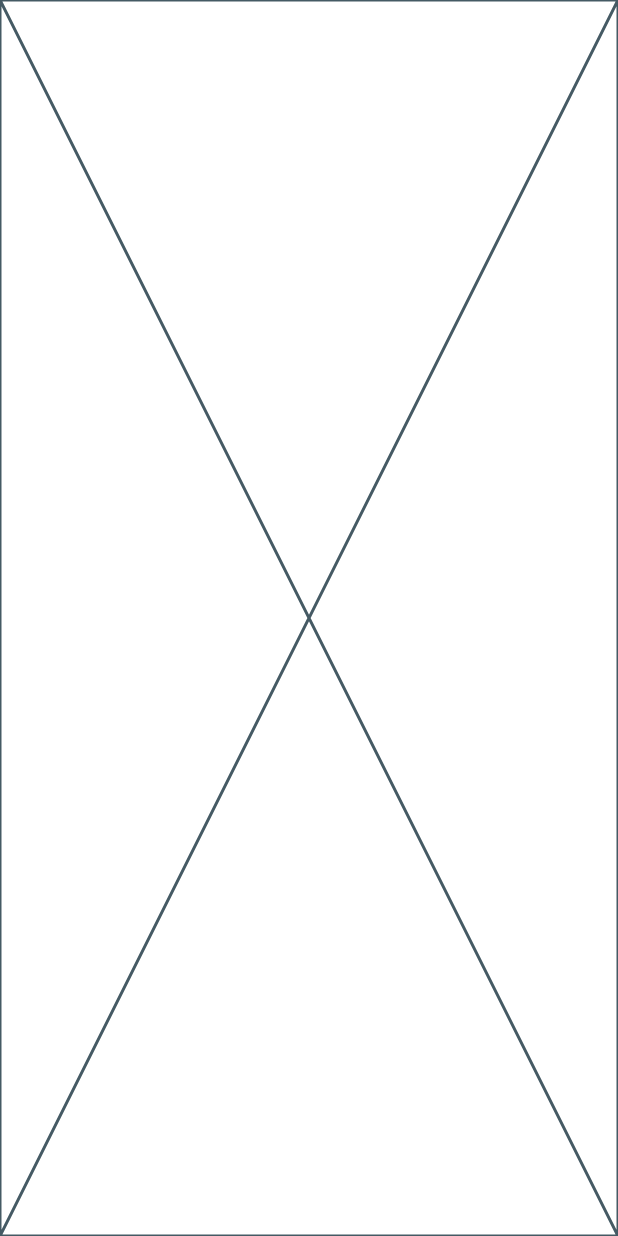
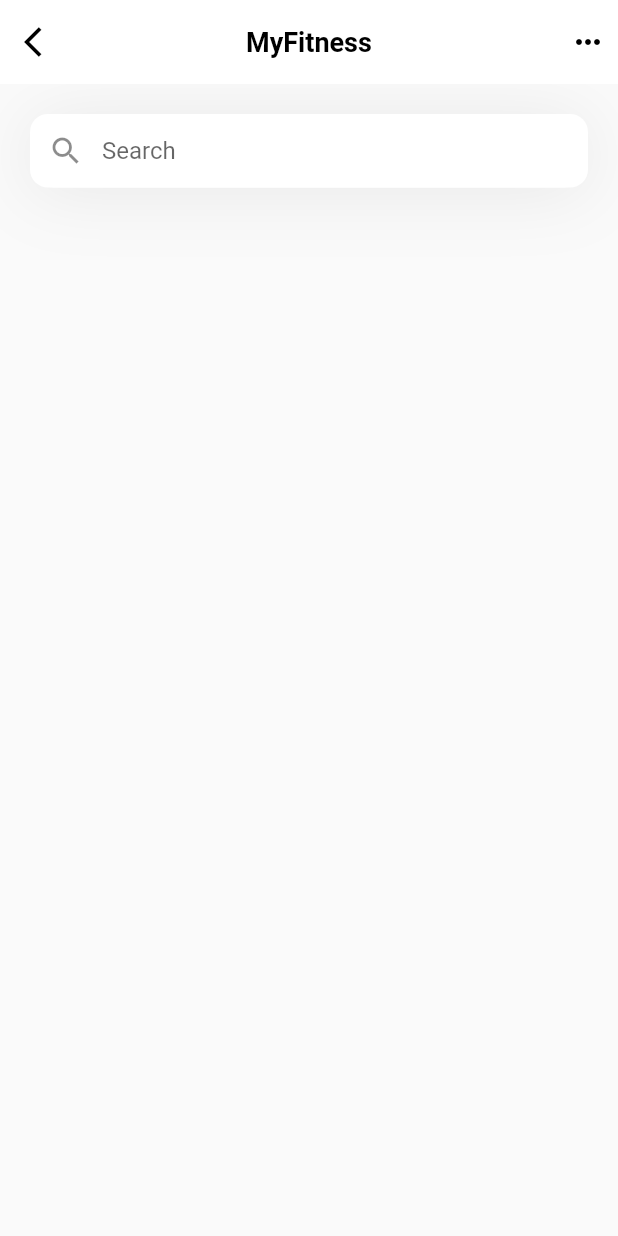
Before and after one commit to jefftrojan/myfitness, a Flutter app: the screen it shows after launch, on a phone screen of 412 x 824 dp. Run offline on Flutter 3.47's test engine with Material 2 defaults, Android fonts, the phone set to English and light mode, and no system bars.

Commit message:
Added search

```diff
--- a/lib/main.dart
+++ b/lib/main.dart
@@ -1,4 +1,5 @@
 import 'package:flutter/material.dart';
+import 'package:myfitness_app/pages/homepage.dart';
 
 void main() {
   runApp(const MyApp());
@@ -9,6 +10,9 @@ class MyApp extends StatelessWidget {
 
   @override
   Widget build(BuildContext context) {
-    return const Placeholder();
+    return const MaterialApp(
+      debugShowCheckedModeBanner: false,
+      home: HomePage(),
+    );
   }
 }
--- a/lib/pages/homepage.dart
+++ b/lib/pages/homepage.dart
@@ -0,0 +1,87 @@
+import 'package:flutter/material.dart';
+
+class HomePage extends StatelessWidget {
+  const HomePage({super.key});
+
+  @override
+  Widget build(BuildContext context) {
+    return Scaffold(
+        appBar: appBar(),
+        body: Column(
+          children: [
+            Container(
+              margin: const EdgeInsets.all(20),
+              decoration: BoxDecoration(
+                color: Colors.white,
+                boxShadow: [
+                  BoxShadow(
+                    color: Colors.grey.withOpacity(0.2),
+                    spreadRadius: 0.0,
+                    blurRadius: 40,
+                    offset: const Offset(0, 3),
+                  ),
+                ],
+                borderRadius: BorderRadius.circular(12),
+              ),
+              child: TextField(
+                decoration: InputDecoration(
+                  filled: true,
+                  fillColor: Colors.white,
+                  hintText: 'Search',
+                  contentPadding: const EdgeInsets.all(15),
+                  prefixIcon: const Padding(
+                    padding: EdgeInsets.all(8.0),
+                    child: Icon(Icons.search_sharp),
+                  ),
+                  border: OutlineInputBorder(
+                    borderRadius: BorderRadius.circular(16),
+                    borderSide: BorderSide.none,
+                  ),
+                ),
+              ),
+            ),
+          ],
+        ));
+  }
+
+  AppBar appBar() {
+    return AppBar(
+      backgroundColor: Colors.white,
+      elevation: 0.0,
+      title: const Text(
+        'MyFitness',
+        style: TextStyle(
+          color: Colors.black,
+          fontSize: 18,
+          fontWeight: FontWeight.bold,
+        ),
+      ),
+      centerTitle: true,
+      leading: Container(
+        margin: const EdgeInsets.all(8),
+        alignment: Alignment.center,
+        decoration: BoxDecoration(
+            color: Colors.white, borderRadius: BorderRadius.circular(12)),
+        child: const Icon(
+          Icons.arrow_back_ios,
+          color: Colors.black,
+        ),
+      ),
+      actions: [
+        GestureDetector(
+          onTap: () {},
+          child: Container(
+            margin: const EdgeInsets.all(8),
+            alignment: Alignment.center,
+            decoration: BoxDecoration(
+                color: Colors.white, borderRadius: BorderRadius.circular(12)),
+            child: const Icon(
+              Icons.more_horiz_sharp,
+              color: Colors.black,
+            ),
+          ),
+        ),
+      ],
+    );
+  }
+}
```
Also changed, not shown: pubspec.yaml (+16 -3 lines), pubspec.lock, 29 other files.
